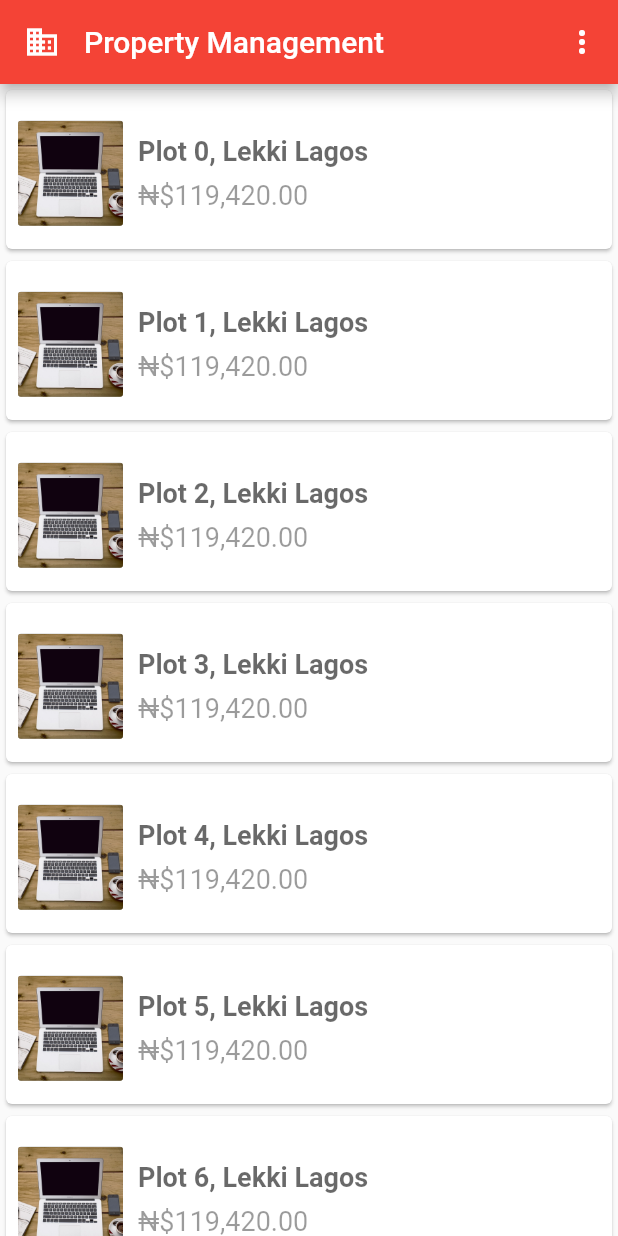
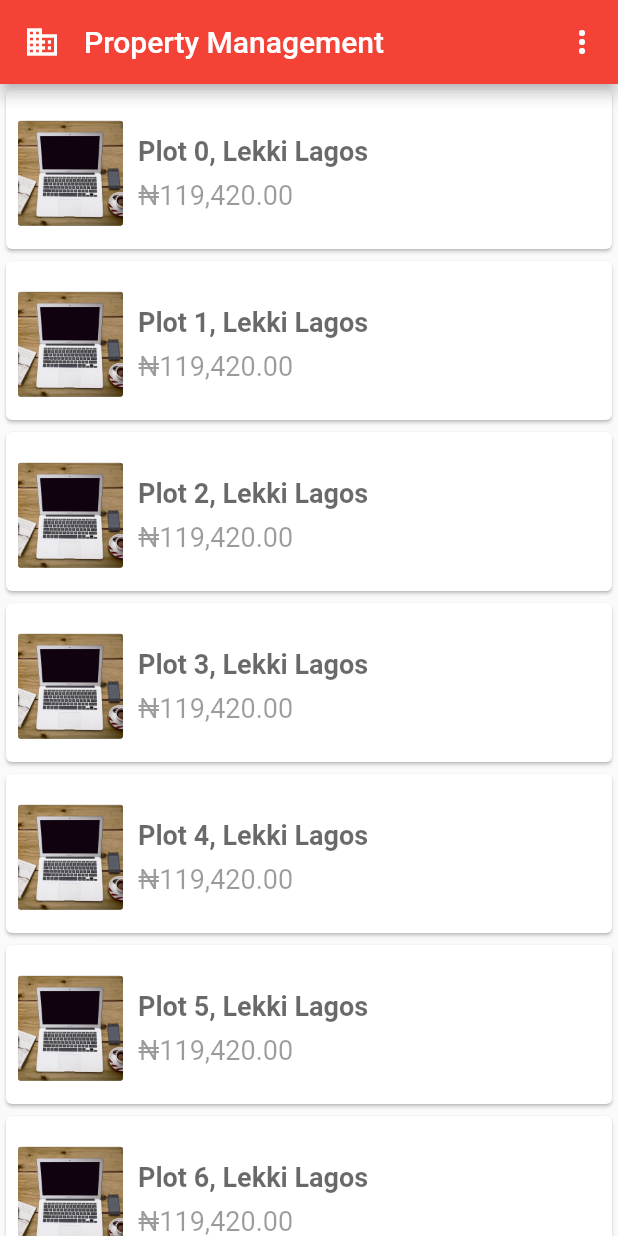
Before and after one commit to israelalagbe/HelloFlutter, a Flutter app: the screen it shows after launch, on a phone screen of 412 x 824 dp. Run offline on Flutter 3.47's test engine with Material 2 defaults, Android fonts, the light colour scheme and no system bars.

Commit message:
Fixed currency format bug

```diff
--- a/lib/property/property-details.dart
+++ b/lib/property/property-details.dart
@@ -1,6 +1,7 @@
 import 'package:flutter/material.dart';
 import 'package:hello/property/property.dart';
-
+import 'package:intl/intl.dart' as intl;
+final formatCurrency = new intl.NumberFormat.currency(symbol: "\u20A6");
 class PropertyDetails extends StatelessWidget {
   final Property property;
   const PropertyDetails({Key key, this.property}) : super(key: key);
@@ -47,10 +48,9 @@ class PropertyDetails extends StatelessWidget {
                       height: 8,
                     ),
                     Text(
-                      "\u20A6${property.price}",
+                      "${formatCurrency.format(property.price)}",
                       textDirection: TextDirection.ltr,
                       style: TextStyle(
-                          fontStyle: FontStyle.italic,
                           color: Colors.black.withAlpha(100),
                           fontSize: 18),
                     ),
--- a/lib/property/property-item.dart
+++ b/lib/property/property-item.dart
@@ -1,9 +1,9 @@
 import 'package:flutter/material.dart';
 import 'package:hello/property/property-details.dart';
 import 'package:hello/property/property.dart';
-import 'package:intl/intl.dart';
+import 'package:intl/intl.dart' as intl;
 
-final formatCurrency = new NumberFormat.simpleCurrency();
+final formatCurrency = new intl.NumberFormat.currency(symbol: "\u20A6");
 
 class PropertyItem extends StatelessWidget {
   final Property property;
@@ -67,7 +67,7 @@ class PropertyItem extends StatelessWidget {
                       height: 8,
                     ),
                     Text(
-                      "\u20A6${formatCurrency.format(property.price)}",
+                      "${formatCurrency.format(property.price)}",
                       textDirection: TextDirection.ltr,
                       style: TextStyle(
                         fontSize: 18,
--- a/pubspec.yaml
+++ b/pubspec.yaml
@@ -24,12 +24,11 @@ dependencies:
   # The following adds the Cupertino Icons font to your application.
   # Use with the CupertinoIcons class for iOS style icons.
   cupertino_icons: ^0.1.2
+  intl: any
 
 dev_dependencies:
   flutter_test:
     sdk: flutter
-  intl: any
-
 
 
 # For information on the generic Dart part of this file, see the
```
Also changed, not shown: pubspec.lock.
